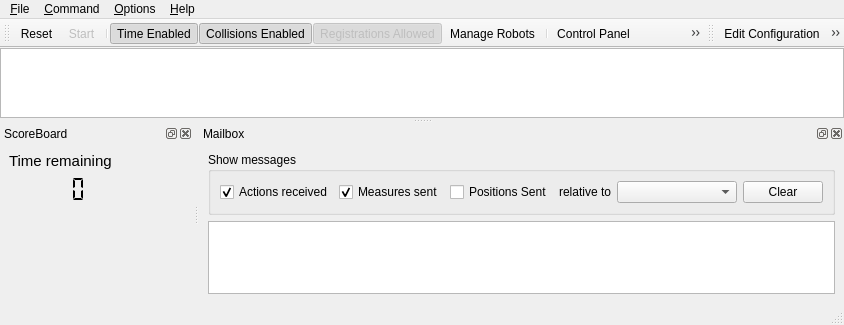
Before: the Qt Designer form CiberSim/cbsimulatorGUI.ui in david-simoes-93/MicroEEVEE, drawn with Qt 5.
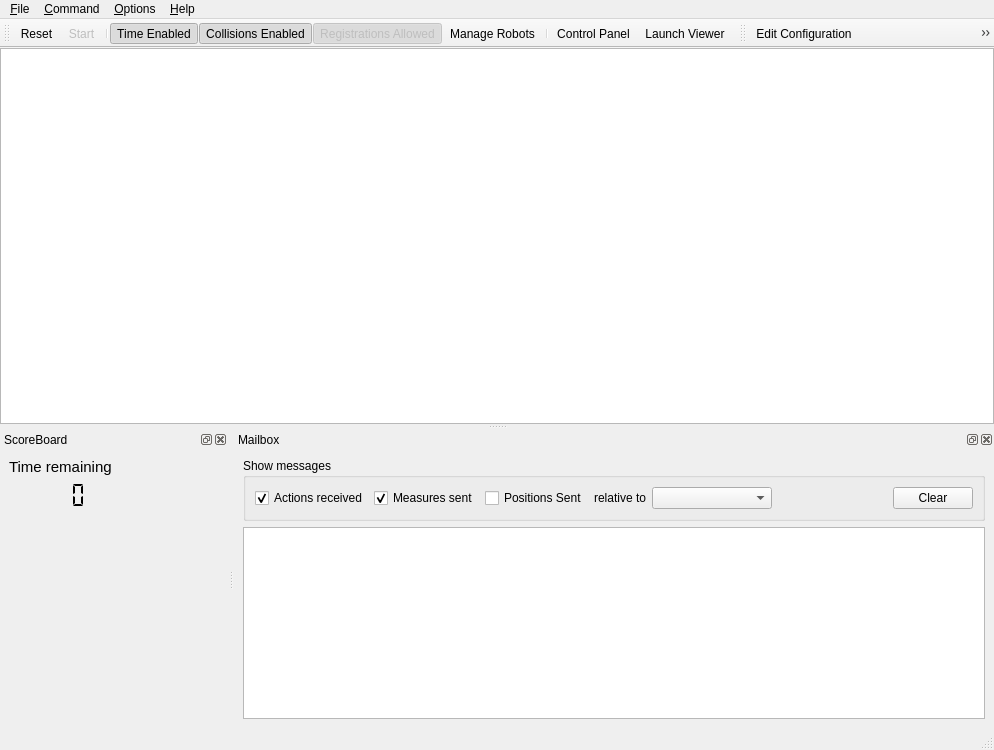
After: the same form once the commit is applied. Icons and pictures are not drawn.

What changed in the file:
```diff
--- a/CiberSim/cbsimulatorGUI.ui
+++ b/CiberSim/cbsimulatorGUI.ui
@@ -6,8 +6,8 @@
    <rect>
     <x>0</x>
     <y>0</y>
-    <width>796</width>
-    <height>325</height>
+    <width>994</width>
+    <height>750</height>
    </rect>
   </property>
   <property name="windowTitle">
@@ -35,8 +35,8 @@
     <rect>
      <x>0</x>
      <y>0</y>
-     <width>796</width>
-     <height>21</height>
+     <width>994</width>
+     <height>25</height>
     </rect>
    </property>
    <widget class="QMenu" name="menuFile">
@@ -617,7 +617,7 @@
        <property name="frameShape">
         <enum>QFrame::NoFrame</enum>
        </property>
-       <property name="numDigits">
+       <property name="digitCount">
         <number>4</number>
        </property>
        <property name="segmentStyle">
```
Left out of the diff: 13 changed lines with no effect on the pictures.
